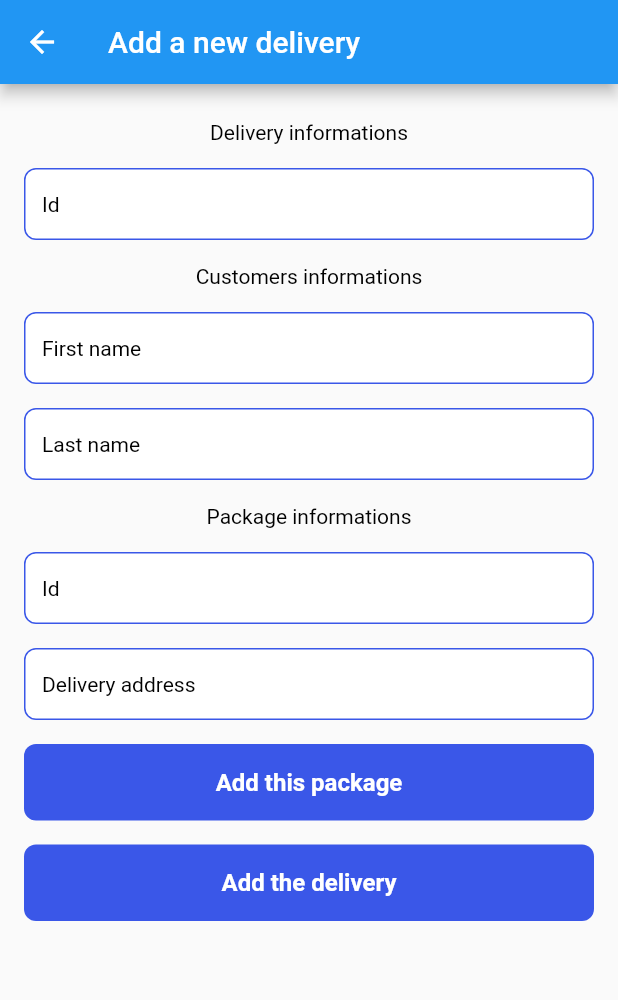
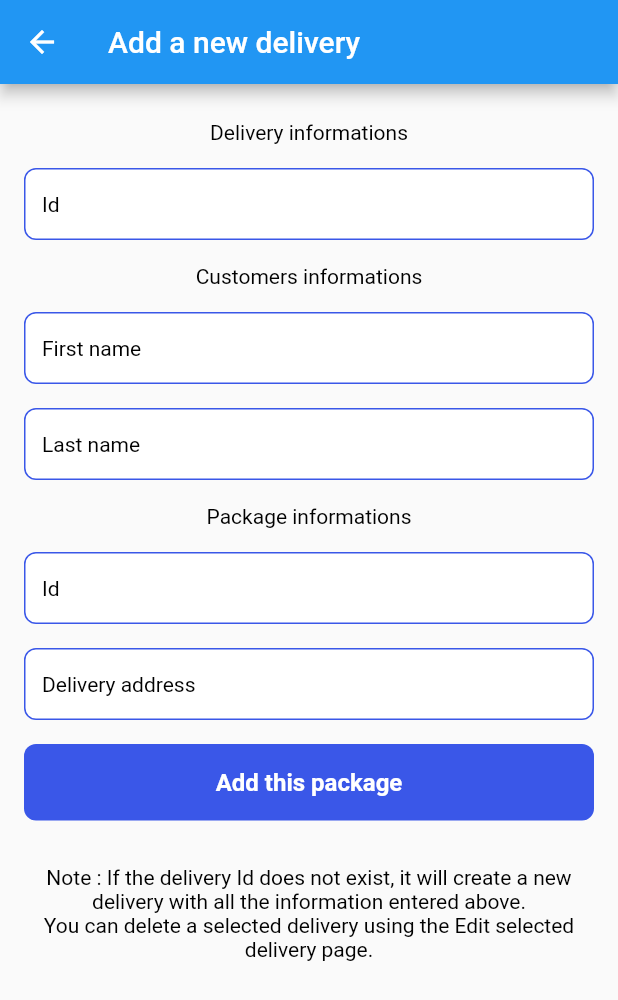
Before and after one commit to RAY8B6/Cargo-Bike, a Flutter app: the AddDeliveryPage screen opened directly, on a phone screen of 412 x 824 dp. Shown: the top 1000 px of the screen. Run offline on Flutter 3.47's test engine with Material 2 defaults, Android fonts, the phone set to English and light mode, and no system bars; our stand-ins replace permission_handler, supabase_flutter; missing offline and left inert: dart:ffi, flutter_osm_plugin; accounts and stored records are empty.

Commit message:
Update deliveries (add packages)

```diff
--- a/lib/add_delivery.dart
+++ b/lib/add_delivery.dart
@@ -12,8 +12,6 @@ import 'package:supabase_flutter/supabase_flutter.dart';
 
 import 'package:http/http.dart' as http;
 import 'dart:convert';
-
-
 
 TextEditingController deliveryIdController = TextEditingController();
 TextEditingController firstNameController = TextEditingController();
@@ -123,11 +121,12 @@ class _AddDeliveryPageState extends State<AddDeliveryPage> {
 
     var package = await supabase.from('packages').select('id').eq('id', packageIdController.text);
     if (package.toString() != "[]"){
+      error = "Package Id already taken";
       packageIdState = "Exist";
       showDialog<String>(
         context: context,
         builder: (BuildContext context) => AlertDialog(
-          title: const Text("Package Id already taken"),
+          title: const Text("Error"),
           content: Text(error),
           actions: [
             TextButton(
@@ -154,11 +153,18 @@ class _AddDeliveryPageState extends State<AddDeliveryPage> {
       }
       if (deliveryIdState == "Doesn't exist"){
 
-        await supabase.from('deliveries').insert({'id': deliveryIdController.text, "nb_customers": 1, "nb_packages": 1, "points": [coordinates] });
+        await supabase.from('deliveries').insert({'id': deliveryIdController.text, "nb_customers": 1, "nb_packages": 1, "points": [coordinates], "status": "available" });
 
       }
       else{
-        await supabase.from('deliveries').update({'nb_customers' : 2}).match({'id' : deliveryIdController.text});
+        List<dynamic> addresses = await supabase.from('deliveries').select('points').eq('id', deliveryIdController.text);
+        var customers = await supabase.from('deliveries').select('nb_customers').eq('id', deliveryIdController.text);
+        var packages = await supabase.from('deliveries').select('nb_packages').eq('id', deliveryIdController.text);
+        int value_packages = packages[0]['nb_packages'];
+        int value_customers = customers[0]['nb_customers'];
+        List<dynamic> value_points = addresses[0]['points'];
+        value_points.add(coordinates);
+        await supabase.from('deliveries').update({'nb_customers' : value_customers += 1, 'nb_packages' : value_packages += 1, 'points' : value_points}).match({'id' : deliveryIdController.text});
       }
 
       await supabase.from('packages').insert({'id': packageIdController.text, "delivery_id": deliveryIdController.text, "customer_id": 3, "delivery_address": deliveryAddressController.text});
@@ -166,7 +172,7 @@ class _AddDeliveryPageState extends State<AddDeliveryPage> {
       showDialog<String>(
         context: context,
         builder: (BuildContext context) => AlertDialog(
-          title: const Text("Succes"),
+          title: const Text("Success"),
           content: const Text("The delivery was successfully created or updated"),
           actions: [
             TextButton(
@@ -488,29 +494,18 @@ class _AddDeliveryPageState extends State<AddDeliveryPage> {
                   ),
                 ),
               ),
-
-              Padding(
-                padding: const EdgeInsets.fromLTRB(0, 16, 0, 0),
-                child: MaterialButton(
-                  onPressed: () {
-
-                  },
-                  color: const Color(0xff3a57e8),
-                  elevation: 0,
-                  shape: RoundedRectangleBorder(
-                    borderRadius: BorderRadius.circular(8.0),
-                  ),
-                  padding: const EdgeInsets.all(16),
-                  textColor: const Color(0xffffffff),
-                  height: 45,
-                  minWidth: MediaQuery.of(context).size.width,
-                  child: const Text(
-                    "Add the delivery",
-                    style: TextStyle(
-                      fontSize: 16,
-                      fontWeight: FontWeight.w700,
-                      fontStyle: FontStyle.normal,
-                    ),
+              const Padding(
+                padding: EdgeInsets.fromLTRB(0, 30, 0, 0),
+                child: Text(
+                  "Note : If the delivery Id does not exist, it will create a new delivery with all the information entered above."
+                      "\nYou can delete a selected delivery using the Edit selected delivery page.",
+                  textAlign: TextAlign.center,
+                  overflow: TextOverflow.clip,
+                  style: TextStyle(
+                    fontWeight: FontWeight.w400,
+                    fontStyle: FontStyle.normal,
+                    fontSize: 14,
+                    color: Color(0xff000000),
                   ),
                 ),
               ),
--- a/lib/startDeliveryScreen.dart
+++ b/lib/startDeliveryScreen.dart
@@ -154,7 +154,7 @@ class _DeliveryPageState extends State<DeliveryPage> {
                             height: 45,
                             minWidth: MediaQuery.of(context).size.width,
                             child: const Text(
-                              "Add a new delivery",
+                              "Add a new package",
                               style: TextStyle(
                                 fontSize: 16,
                                 fontWeight: FontWeight.w700,
```
